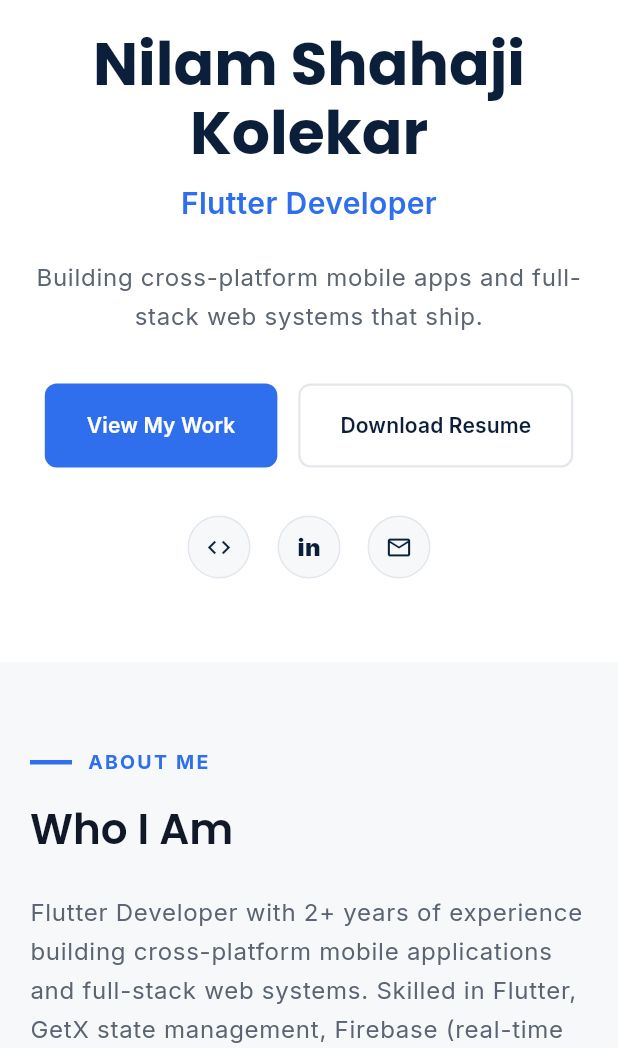
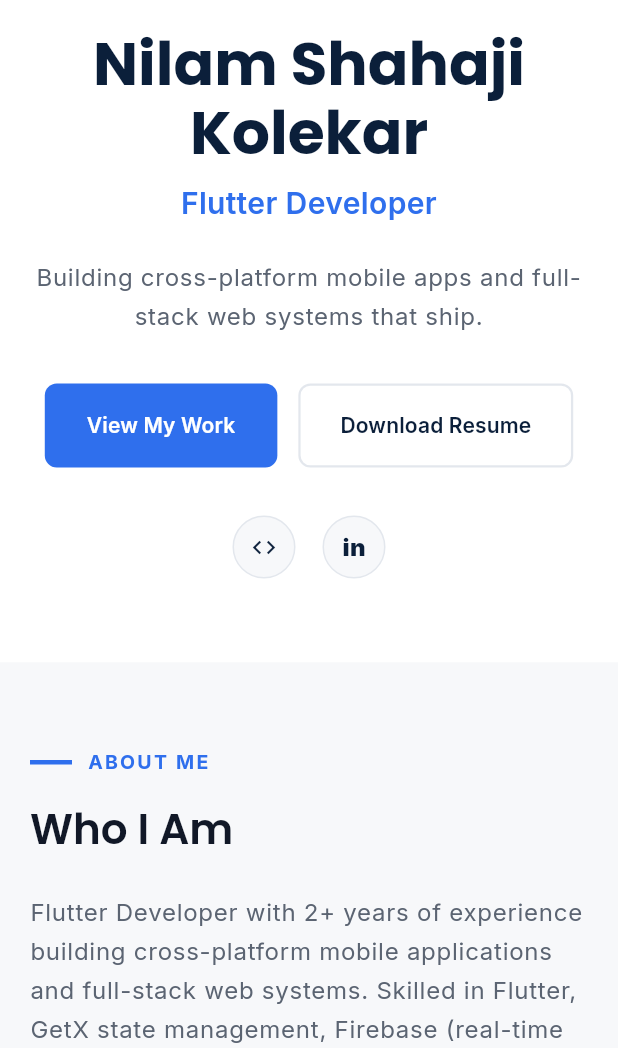
Before and after one commit to Nilamkolekar-developer/flutter-portfolio, a Flutter app: the screen it shows after launch, after a tap on the "code" icon, on a phone screen of 412 x 824 dp, the part 188-1236 px from its top. Run offline on Flutter 3.47's test engine with Material 3 defaults, Android fonts, the light colour scheme and no system bars; our stand-ins replace google_fonts; missing offline and left inert: dart:html.

Commit message:
Remove mail icon from hero section social icons

```diff
--- a/lib/main.dart
+++ b/lib/main.dart
@@ -238,8 +238,8 @@ class PersonalInfo {
   static const String email = "nilamkolekar26@gmail.com";
   static const String phone = "+91 9730584425";
   static const String location = "Pune, India"; // TODO
-  static const String github = "https://github.com/yourusername"; // TODO
-  static const String linkedin = "https://linkedin.com/in/yourusername"; // TODO
+  static const String github = "https://github.com/Nilamkolekar-developer";
+  static const String linkedin = "https://www.linkedin.com/in/nilam-shahaji-kolekar-62a2a2236";
   static const String resumeUrl = "assets/assets/pdf/Nilam-resume.pdf";
 }
 
@@ -546,7 +546,12 @@ class HeroSection extends StatelessWidget {
 
   Future<void> _launch(String url) async {
     final uri = Uri.parse(url);
-    if (await canLaunchUrl(uri)) await launchUrl(uri, webOnlyWindowName: '_blank');
+    if (await canLaunchUrl(uri)) {
+      // mailto/tel links should hand off to the OS's default app, not open
+      // as a browser tab — only force a new tab for regular http(s) links.
+      final isWebLink = uri.scheme == 'http' || uri.scheme == 'https';
+      await launchUrl(uri, webOnlyWindowName: isWebLink ? '_blank' : null);
+    }
   }
 
   /// Fetches the PDF as raw bytes and forces a real download via a Blob
@@ -668,7 +673,6 @@ class HeroSection extends StatelessWidget {
                   children: [
                     _SocialIcon(child: const Icon(Icons.code, size: 18, color: AppColors.navy), onTap: () => _launch(PersonalInfo.github)),
                     _SocialIcon(child: const Text("in", style: TextStyle(fontWeight: FontWeight.w900, fontSize: 16, color: AppColors.navy)), onTap: () => _launch(PersonalInfo.linkedin)),
-                    _SocialIcon(child: const Icon(Icons.email_outlined, size: 18, color: AppColors.navy), onTap: () => _launch("mailto:${PersonalInfo.email}")),
                   ],
                 ),
               ],
@@ -1340,7 +1344,10 @@ class ContactFooter extends StatelessWidget {
 
   Future<void> _launch(String url) async {
     final uri = Uri.parse(url);
-    if (await canLaunchUrl(uri)) await launchUrl(uri, webOnlyWindowName: '_blank');
+    if (await canLaunchUrl(uri)) {
+      final isWebLink = uri.scheme == 'http' || uri.scheme == 'https';
+      await launchUrl(uri, webOnlyWindowName: isWebLink ? '_blank' : null);
+    }
   }
 
   @override
@@ -1379,18 +1386,18 @@ class ContactFooter extends StatelessWidget {
                 spacing: 16,
                 runSpacing: 16,
                 children: [
-                  ElevatedButton.icon(
-                    onPressed: () => _launch("mailto:${PersonalInfo.email}"),
-                    icon: const Icon(Icons.email_outlined, size: 18),
-                    label: const Text("Email Me"),
-                    style: ElevatedButton.styleFrom(
-                      backgroundColor: AppColors.accent,
-                      foregroundColor: Colors.white,
-                      elevation: 0,
-                      padding: const EdgeInsets.symmetric(horizontal: 26, vertical: 18),
-                      shape: RoundedRectangleBorder(borderRadius: BorderRadius.circular(8)),
-                    ),
-                  ),
+                  // ElevatedButton.icon(
+                  //   onPressed: () => _launch("mailto:${PersonalInfo.email}"),
+                  //   icon: const Icon(Icons.email_outlined, size: 18),
+                  //   label: const Text("Email Me"),
+                  //   style: ElevatedButton.styleFrom(
+                  //     backgroundColor: AppColors.accent,
+                  //     foregroundColor: Colors.white,
+                  //     elevation: 0,
+                  //     padding: const EdgeInsets.symmetric(horizontal: 26, vertical: 18),
+                  //     shape: RoundedRectangleBorder(borderRadius: BorderRadius.circular(8)),
+                  //   ),
+                  // ),
                   OutlinedButton.icon(
                     onPressed: () => _launch(PersonalInfo.linkedin),
                     icon: const Text("in", style: TextStyle(fontWeight: FontWeight.w900, fontSize: 15, color: Colors.white)),
```
Also changed, not shown: 42 other files.
